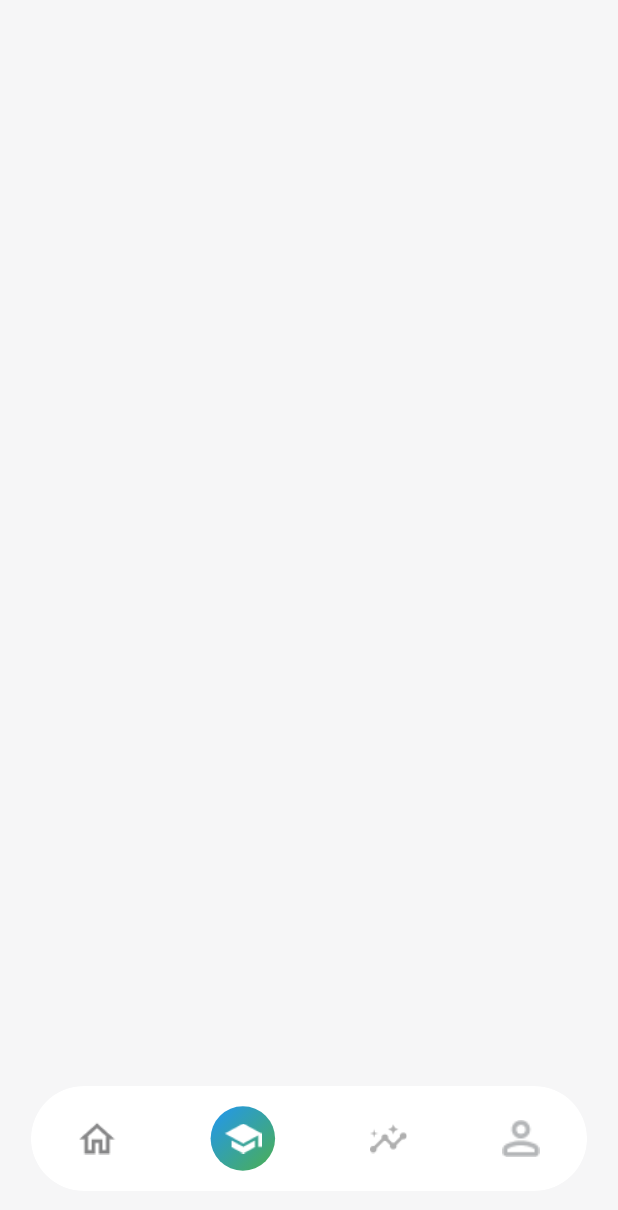
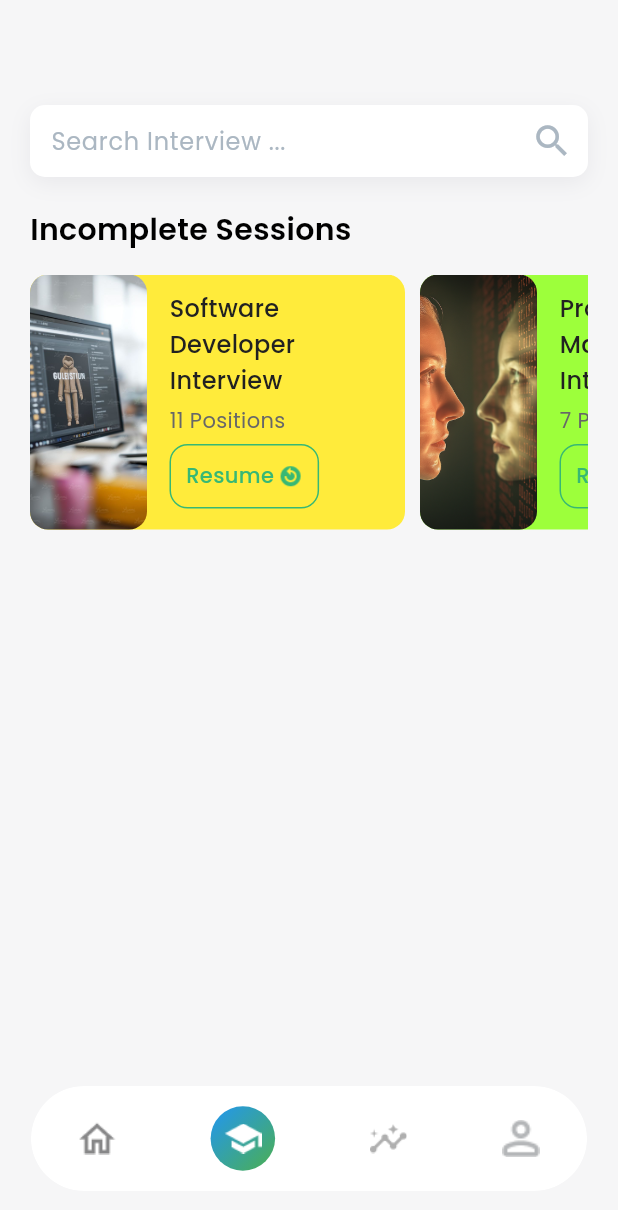
Before and after one commit to devsazidul/inprep.ai, a Flutter app: the BottomNavbarView screen opened directly, item 2 of the bottom bar chosen, on a phone screen of 412 x 824 dp. Shown: the top 1210 px of the screen. Run offline on Flutter 3.47's test engine with Material 3 defaults, Android fonts, the phone set to English and light mode, and no system bars; our stand-ins replace flutter_screenutil, get, google_fonts, logger, pin_code_fields, shared_preferences; accounts and stored records are empty.

Commit message:
Incomplete session done

```diff
--- a/lib/core/utils/constants/icon_path.dart
+++ b/lib/core/utils/constants/icon_path.dart
@@ -14,4 +14,6 @@ class IconPath{
   static const String activeinterviewicon= "assets/icons/activeinterview.png";
   static const String deactivehomeicon= "assets/icons/deactivehome.png";
   static const String profileicon = "assets/icons/profile.png";
+  static const String searchIcon = "assets/icons/search.png";
+  static const String resumeIcon = "assets/icons/resume.png";
 }
--- a/lib/core/utils/constants/image_path.dart
+++ b/lib/core/utils/constants/image_path.dart
@@ -1,5 +1,7 @@
 
 class ImagePath{
   static const  String logo='assets/images/userprofile.png';
+  static const  String image1='assets/images/img1.jpeg';
+  static const  String image2='assets/images/img2.png';
 
 }
--- a/lib/features/authentication/screen/login_screen.dart
+++ b/lib/features/authentication/screen/login_screen.dart
@@ -102,7 +102,7 @@ class LoginScreen extends StatelessWidget {
                 SizedBox(height: 32),
                 CustomContinueButton(
                   onTap: () {
-                  Get.to(BottomNavbarView());
+                  Get.offAll(BottomNavbarView());
                   },
                   textColor:
                       loginController.emailController.text.isEmpty &&
--- a/lib/features/interview/interview_lists/controller/interview_list_controller.dart
+++ b/lib/features/interview/interview_lists/controller/interview_list_controller.dart
@@ -1,3 +1,28 @@
+import 'package:flutter/cupertino.dart';
 import 'package:get/get.dart';
+import 'package:inprep_ai/core/utils/constants/image_path.dart';
 
-class InterviewListController extends GetxController {}
+class InterviewListController extends GetxController {
+  var searchController = TextEditingController();
+
+  List <Map<String, dynamic>> incompleteSessions = [
+    {
+      "title": "Software Developer Interview",
+      "positions": 11,
+      "color": Color(0xFFFFEB3B),
+      "image": ImagePath.image1,
+    },
+    {
+      "title": "Product Manager Interview",
+      "positions": 7,
+      "color": Color(0xFF9DFF3B),
+      "image": ImagePath.image2,
+    },
+    {
+      "title": "UX Designer Interview",
+      "positions": 5,
+      "color": Color(0xFF3BCEFF),
+      "image": ImagePath.image1,
+    },
+  ];
+}
--- /dev/null
+++ b/lib/features/interview/interview_lists/lists/incomplete_sessions.dart
@@ -0,0 +1,132 @@
+import 'package:flutter/cupertino.dart';
+import 'package:flutter/material.dart';
+import 'package:get/get.dart';
+import 'package:inprep_ai/core/common/styles/global_text_style.dart'
+    show getTextStyle;
+import 'package:inprep_ai/core/utils/constants/icon_path.dart';
+import 'package:inprep_ai/features/interview/interview_lists/controller/interview_list_controller.dart';
+
+class IncompleteSessions extends StatelessWidget {
+  IncompleteSessions({super.key});
+
+  final InterviewListController controller =
+      Get.find<InterviewListController>();
+
+  @override
+  Widget build(BuildContext context) {
+    return Column(
+      crossAxisAlignment: CrossAxisAlignment.start,
+      children: [
+        Text(
+          "Incomplete Sessions",
+          style: getTextStyle(fontSize: 20, fontWeight: FontWeight.w600),
+        ),
+        SizedBox(height: 15),
+        SizedBox(
+          height: 170,
+          child: ListView.builder(
+            scrollDirection: Axis.horizontal,
+            itemCount: controller.incompleteSessions.length,
+            itemBuilder: (context, index) {
+              var session = controller.incompleteSessions[index];
+              return Padding(
+                padding: const EdgeInsets.only(right:  10.0),
+                child: Container(
+                  width: 250,
+                  decoration: BoxDecoration(
+                    borderRadius: BorderRadius.circular(12),
+                    color: session['color'],
+                  ),
+
+                  child: Row(
+                    children: [
+                      Container(
+                        height: double.infinity,
+                        width: 78,
+                        decoration: BoxDecoration(
+                          borderRadius: BorderRadius.circular(12),
+                          image: DecorationImage(
+                            image: AssetImage(session['image']),
+                            fit: BoxFit.cover,
+                          ),
+                        ),
+                      ),
+                      SizedBox(width: 15),
+                      Padding(
+                        padding: EdgeInsets.only(top: 10),
+                        child: Column(
+                          crossAxisAlignment: CrossAxisAlignment.start,
+                          children: [
+                            SizedBox(
+                              width: 140,
+                              child: Text(
+                                session['title'],
+                                maxLines: 3,
+                                overflow: TextOverflow.ellipsis,
+                                style: getTextStyle(
+                                  color: Color(0xFF212121),
+                                  fontSize: 16,
+                                  fontWeight: FontWeight.w500,
+                                ),
+                              ),
+                            ),
+                            SizedBox(height: 5),
+                            Text(
+                              '${session['positions'].toString()} Positions',
+                              style: getTextStyle(
+                                color: Color(0xFF676768),
+                                fontSize: 14,
+                                fontWeight: FontWeight.w400,
+                              ),
+                            ),
+                            SizedBox(height: 5),
+                            InkWell(
+                              onTap: (){},
+                              child: Container(
+                                decoration: BoxDecoration(
+                                  borderRadius: BorderRadius.circular(12),
+                                  border: Border.all(
+                                    color: Color(0xFF37B874),
+                                  )
+                                ),
+                                child: Padding(
+                                  padding: EdgeInsets.symmetric(
+                                    vertical: 10,
+                                    horizontal: 10
+                                  ),
+                                  child: Row(
+                                    children: [
+                                      Text("Resume",
+                                       style: getTextStyle(
+                                        color: Color(0xFF37B874),
+                                        fontSize: 14,
+                                        fontWeight: FontWeight.w500
+                                       ),
+                                      ),
+                                      SizedBox(
+                                        width: 3,
+                                      ),
+                                      Image.asset(IconPath.resumeIcon,
+                                       width: 16,
+                                       height: 16,
+                                      )
+
+                                    ],
+                                  )
+                                ),
+                              ),
+                            )
+                          ],
+                        ),
+                      ),
+                    ],
+                  ),
+                ),
+              );
+            },
+          ),
+        ),
+      ],
+    );
+  }
+}
--- a/lib/features/interview/interview_lists/view/interview_list_view.dart
+++ b/lib/features/interview/interview_lists/view/interview_list_view.dart
@@ -1,8 +1,9 @@
 import 'package:flutter/material.dart';
-import 'package:flutter/widgets.dart';
 import 'package:get/get.dart';
 import 'package:inprep_ai/core/utils/constants/colors.dart';
 import 'package:inprep_ai/features/interview/interview_lists/controller/interview_list_controller.dart';
+import 'package:inprep_ai/features/interview/interview_lists/lists/incomplete_sessions.dart' show IncompleteSessions;
+import 'package:inprep_ai/features/interview/interview_lists/widgets/search_textfield.dart';
 
 class InterviewListView extends StatelessWidget {
    InterviewListView({super.key});
@@ -13,6 +14,32 @@ class InterviewListView extends StatelessWidget {
   Widget build(BuildContext context) {
     return Scaffold(
       backgroundColor: AppColors.primaryBackground,
+
+      body: Padding(
+        padding: EdgeInsets.only(
+          top: 70,
+          left: 20,
+          right: 20,
+        ),
+        child: Column(
+          children: [
+            CustomTextField(
+              hintText: "Search Interview ... ",
+              controller: controller.searchController,
+              suffixIcon: Icon(
+                Icons.search,
+                size: 28,
+                color: Color(0xFFABB7C2),
+                ),
+              ),
+              SizedBox(
+                height: 20,
+              ),
+              IncompleteSessions(),
+          ],
+        ),
+
+      ),
     );
   }
 }
--- /dev/null
+++ b/lib/features/interview/interview_lists/widgets/search_textfield.dart
@@ -0,0 +1,75 @@
+import 'package:flutter/material.dart';
+import 'package:google_fonts/google_fonts.dart';
+
+class CustomTextField extends StatelessWidget {
+  final String hintText;
+  final TextEditingController controller;
+  final Widget suffixIcon;
+
+  const CustomTextField({
+    super.key,
+    required this.hintText,
+    required this.controller,
+    required this.suffixIcon,
+  });
+
+  @override
+  Widget build(BuildContext context) {
+    return Container(
+      width: double.infinity,
+      decoration: BoxDecoration(
+        color: Colors.white,
+        borderRadius: BorderRadius.circular(10),
+        boxShadow: [
+          BoxShadow(
+            color: Color(0x0F0D0A2C).withValues(alpha:  0.06),
+            offset: Offset(0, 4),
+            blurRadius: 12,
+            spreadRadius: 0,
+          ),
+        ],
+      ),
+      child: TextField(
+        controller: controller,
+        style: GoogleFonts.poppins(
+          fontSize: 16,
+          fontWeight: FontWeight.w500,
+          color: Colors.black,
+        ),
+        decoration: InputDecoration(
+          hintText: hintText,
+          hintStyle: GoogleFonts.poppins(
+            fontSize: 16,
+            fontWeight: FontWeight.w400,
+            color: const Color(0xFFABB7C2),
+          ),
+          suffixIcon: suffixIcon,
+          contentPadding: const EdgeInsets.symmetric(
+            horizontal: 10,
+            vertical: 12,
+          ),
+          border: OutlineInputBorder(
+            borderRadius: BorderRadius.circular(10),
+            borderSide: BorderSide.none,
+          ),
+          enabledBorder: OutlineInputBorder(
+            borderRadius: BorderRadius.circular(10),
+            borderSide: BorderSide(color: Colors.transparent),
+          ),
+          focusedBorder: OutlineInputBorder(
+            borderRadius: BorderRadius.circular(10),
+            borderSide: BorderSide(color: Colors.transparent),
+          ),
+          errorBorder: OutlineInputBorder(
+            borderRadius: BorderRadius.circular(10),
+            borderSide: BorderSide(color: Colors.transparent),
+          ),
+          focusedErrorBorder: OutlineInputBorder(
+            borderRadius: BorderRadius.circular(10),
+            borderSide: BorderSide(color: Colors.transparent),
+          ),
+        ),
+      ),
+    );
+  }
+}
```
Also changed, not shown: assets/icons/resume.png (added), assets/icons/search.png (added), assets/images/img1.jpeg (added), assets/images/img2.png (added).
